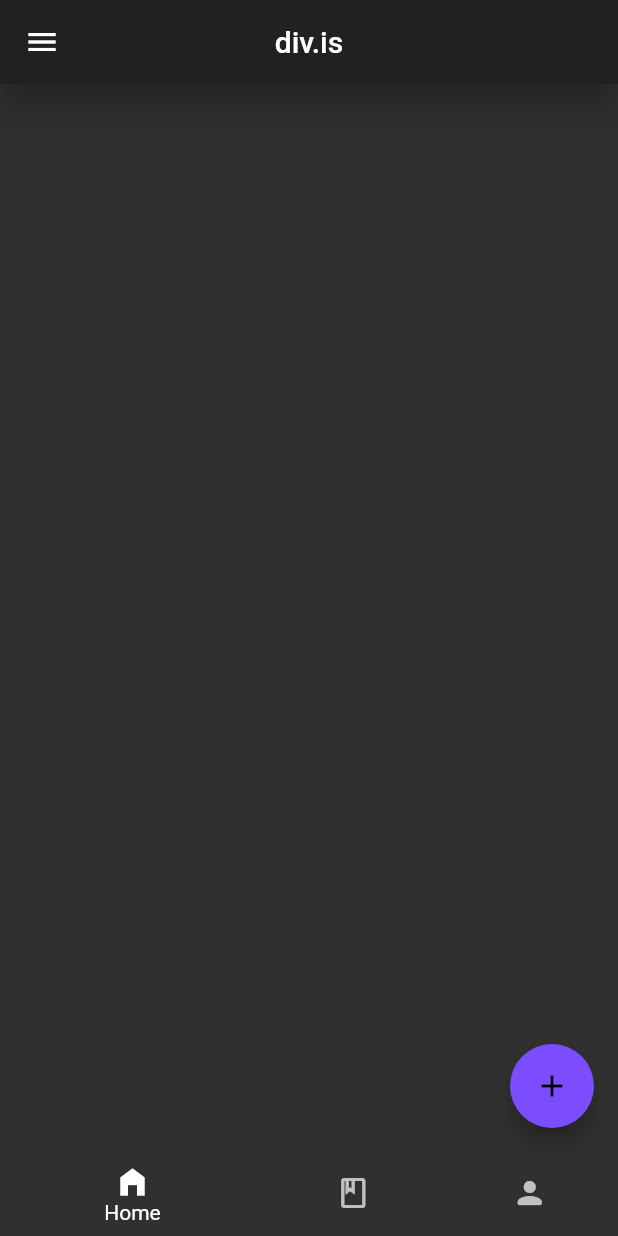
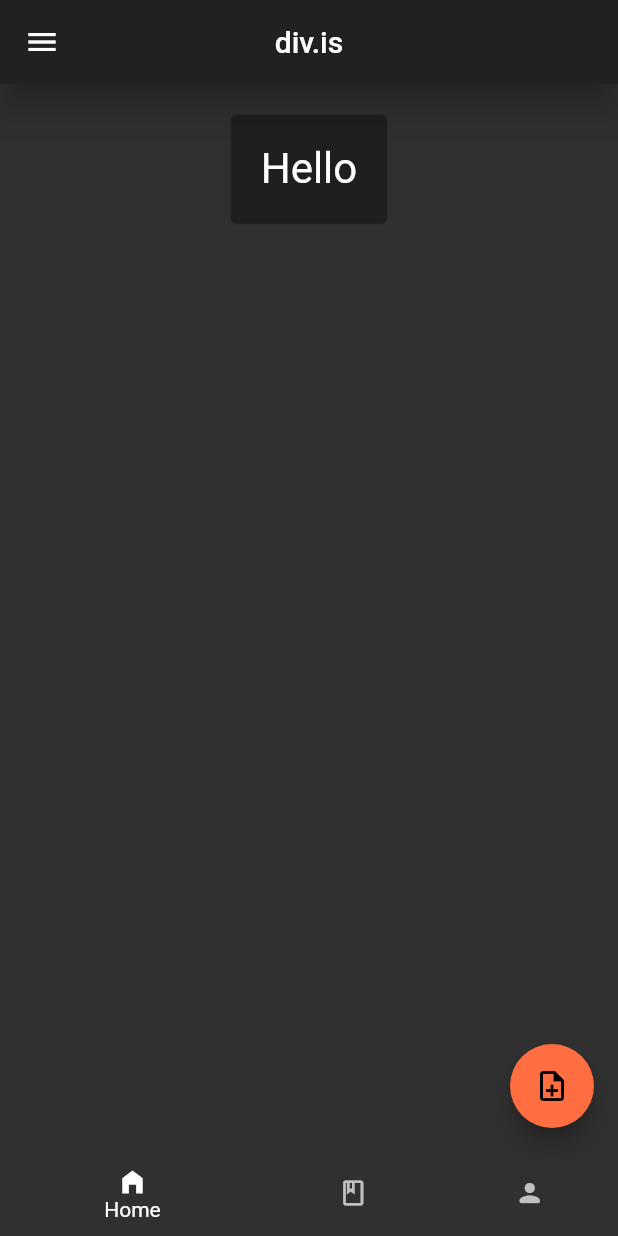
Before and after one commit to clpi/di-mob, a Flutter app: the screen it shows after launch, on a phone screen of 412 x 824 dp. Run offline on Flutter 3.47's test engine with Material 2 defaults, Android fonts, the light colour scheme and no system bars; our stand-ins replace animate_do, get, google_fonts, timeline_tile; Roboto replaces fonts that are missing (Cantarell).

Commit message:
updating layout

```diff
--- a/lib/main.dart
+++ b/lib/main.dart
@@ -33,9 +33,9 @@ class MyApp extends StatelessWidget {
         "Prefs": (BuildContext context) => PrefsPage(),
       },
       theme: ThemeData(
-        textTheme: GoogleFonts.nanumPenScriptTextTheme(
+        textTheme: GoogleFonts.cantarellTextTheme(
           Theme.of(context).textTheme,
-        ).apply(bodyColor: Colors.black87),
+        ).apply(bodyColor: Colors.white),
         primarySwatch: Colors.deepPurple,
         colorScheme: const ColorScheme.dark(),
         visualDensity: VisualDensity.adaptivePlatformDensity,
--- a/lib/screens/home/home.dart
+++ b/lib/screens/home/home.dart
@@ -1,5 +1,8 @@
 import 'package:flutter/material.dart';
+import 'package:flutter/foundation.dart';
+import 'package:flutter/cupertino.dart';
 import 'package:dimo/router.dart';
+import 'package:flutter/widgets.dart';
 import 'package:dimo/comp/card.dart';
 import 'package:dimo/screens/records/records.dart';
 import 'package:dimo/screens/prefs/prefs.dart';
@@ -47,17 +50,19 @@ class _MyHomePageState extends State<MyHomePage> with SingleTickerProviderStateM
         semanticLabel: "drawer",
         child: Column(
           children: <Widget>[
+            CupertinoActionSheet(
+              title: Text("FDSF"),
+              message: Text("fdsf"),
+            ),
             UserAccountsDrawerHeader(accountName: Text("chris"), accountEmail: Text("clp@clp.is")),
-            DrawerHeader(child: CircleAvatar(
-              child: Icon(Icons.book),
-            ))
           ]
         ),
       ),
       bottomNavigationBar: BottomNavigationBar(
+        iconSize: 20.0,
         type: BottomNavigationBarType.shifting,
         elevation: 2.0,
-        backgroundColor: Colors.black26,
+        backgroundColor: Colors.black38,
         selectedItemColor: Colors.white,
         unselectedItemColor: Colors.white70,
         unselectedLabelStyle: TextStyle(
@@ -88,17 +93,31 @@ class _MyHomePageState extends State<MyHomePage> with SingleTickerProviderStateM
           child: Center(
             child: Column(
               children: <Widget>[
+                Card(
+                  elevation: 0.4,
+                  color: Colors.black12,
+                  child: Container(
+                    child: Text("Hello", textScaleFactor: 2.0,),
+                    margin: EdgeInsets.all(20.0),
+                    decoration: BoxDecoration(
+                      shape: BoxShape.rectangle,
+                    ),
+                  ),
+                  borderOnForeground: true,
+                  margin: EdgeInsets.all(20.0),
+                )
               ],
             )
           )
         ),
       ),
       floatingActionButton: FloatingActionButton(
-        backgroundColor: Colors.deepPurpleAccent,
-        onPressed: () {},
+        backgroundColor: Colors.deepOrangeAccent,
+        onPressed: () {
+        },
         tooltip: 'Increment',
-        splashColor: Colors.deepOrange,
-        child: Icon(Icons.add),
+        splashColor: Colors.deepPurpleAccent,
+        child: Icon(Icons.note_add_outlined),
       ), // This trailing comma makes auto-formatting nicer for build methods.
     );
   }
```
Also changed, not shown: 1 other file.
